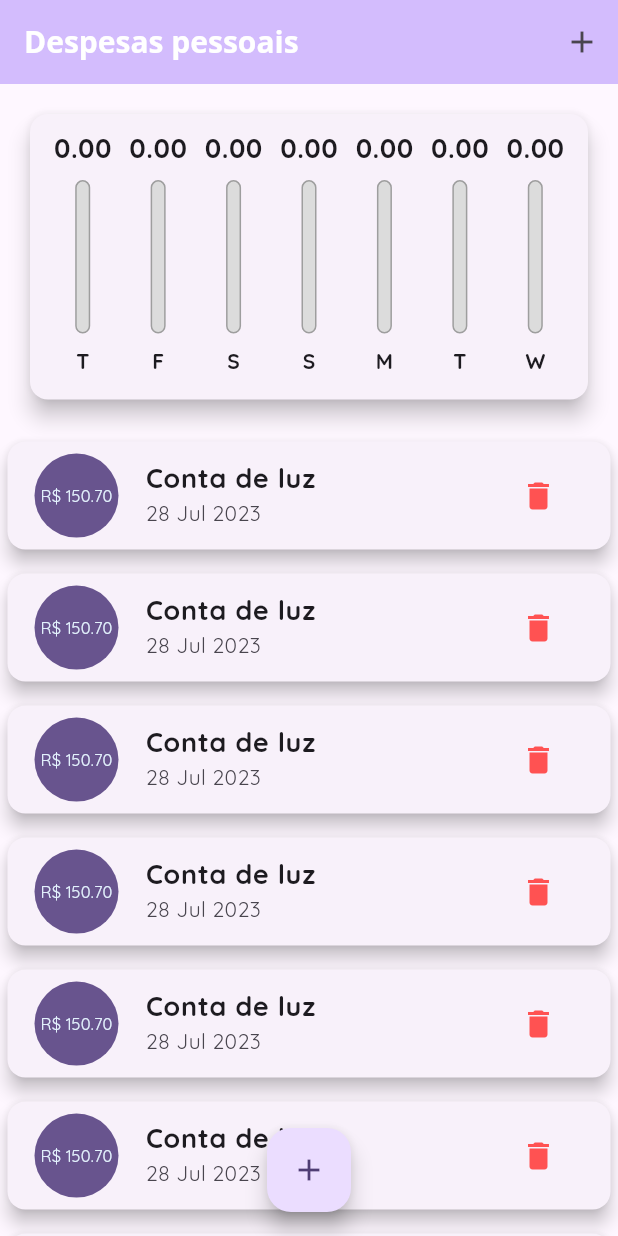
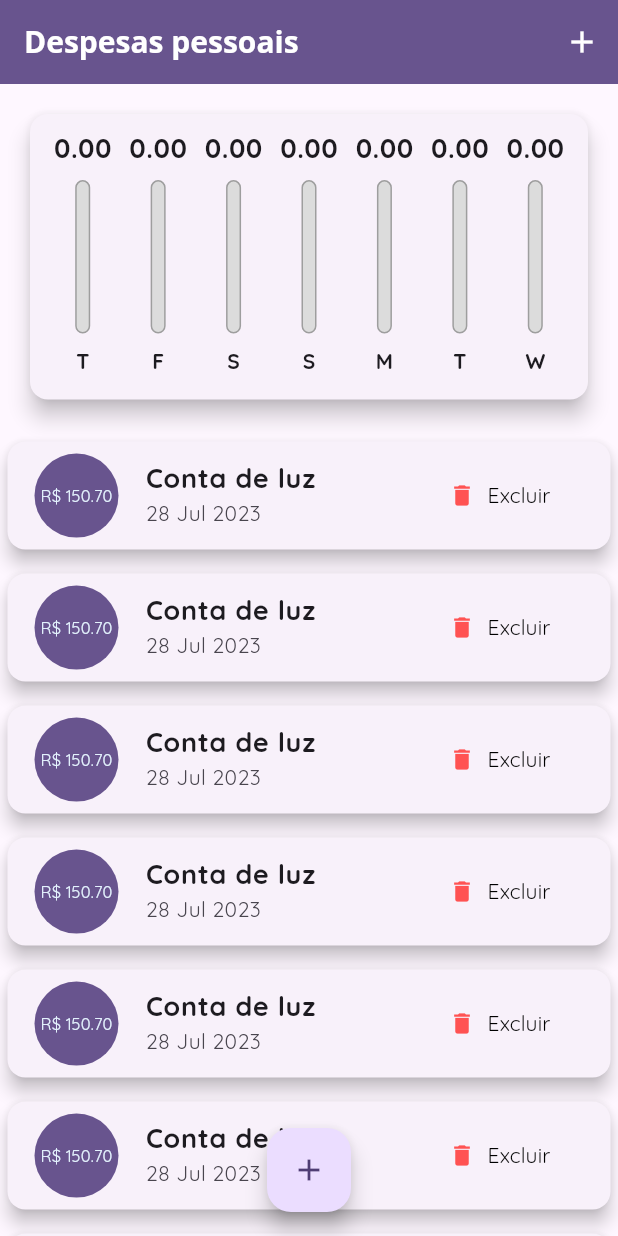
Before and after one commit to WagaoCarvalhoDev/personal_expenses, a Flutter app: the screen it shows after launch, on a phone screen of 412 x 824 dp. Run offline on Flutter 3.47's test engine with Material 2 defaults, Android fonts, the phone set to English and light mode, and no system bars.

Commit message:
refactor: IOS responsiveness

```diff
--- a/lib/components/transactions_list.dart
+++ b/lib/components/transactions_list.dart
@@ -69,11 +69,25 @@ class TransactionsList extends StatelessWidget {
                   subtitle: Text(
                     DateFormat('d MMM y').format(tr.date),
                   ),
-                  trailing: IconButton(
-                    icon: const Icon(Icons.delete),
-                    color: Colors.redAccent,
-                    onPressed: () => onRemove(tr.id),
-                  ),
+                  trailing: MediaQuery.of(context).size.width > 400
+                      ? TextButton.icon(
+                          onPressed: () => onRemove(tr.id),
+                          icon: const Icon(
+                            Icons.delete,
+                            color: Colors.redAccent,
+                          ),
+                          label: const Text(
+                            'Excluir',
+                            style: TextStyle(
+                              color: Colors.black,
+                            ),
+                          ),
+                        )
+                      : IconButton(
+                          icon: const Icon(Icons.delete),
+                          color: Colors.redAccent,
+                          onPressed: () => onRemove(tr.id),
+                        ),
                 ),
               );
             },
--- a/lib/home_page.dart
+++ b/lib/home_page.dart
@@ -1,5 +1,7 @@
+import 'dart:io';
 import 'dart:math';
 
+import 'package:flutter/cupertino.dart';
 import 'package:flutter/material.dart';
 import 'package:personal_expenses/components/chart.dart';
 import 'package:personal_expenses/components/transaction_form.dart';
@@ -64,56 +66,86 @@ class _MyHomePageState extends State<HomePage> {
     );
   }
 
+  Widget _getIconButton(IconData icon, Function() fn) {
+    return Platform.isIOS
+        ? GestureDetector(onTap: fn, child: Icon(icon))
+        : IconButton(icon: Icon(icon, color: Colors.white), onPressed: fn);
+  }
+
   @override
   Widget build(BuildContext context) {
-    bool isLandscape =
-        MediaQuery.of(context).orientation == Orientation.landscape;
+    final mediaQuery = MediaQuery.of(context);
+    bool isLandscape = mediaQuery.orientation == Orientation.landscape;
 
-    final appBar = AppBar(
-      backgroundColor: Theme.of(context).colorScheme.inversePrimary,
-      title: Text(
-        'Despesas pessoais',
-        style: TextStyle(
-          fontSize: 20 * MediaQuery.of(context).textScaleFactor,
-        ),
-      ),
-      actions: [
+    final iconList = Platform.isIOS ? CupertinoIcons.list_bullet : Icons.list;
+    final iconChart =
+        Platform.isIOS ? CupertinoIcons.chart_bar_alt_fill : Icons.bar_chart;
+
+    final actionsBar = [
       if (isLandscape)
-          IconButton(
-            icon: Icon(
-              _showChart ? Icons.list : Icons.bar_chart,
-            ),
-            onPressed: () {
+        _getIconButton(
+          _showChart ? iconList : iconChart,
+          () {
             setState(() {
               _showChart = !_showChart;
             });
           },
         ),
-        IconButton(
-          icon: const Icon(Icons.add),
-          onPressed: () => _openTransactionFormModal(context),
+      _getIconButton(
+        Platform.isIOS ? CupertinoIcons.add : Icons.add,
+        () => _openTransactionFormModal(context),
       ),
-      ],
+    ];
+
+    final PreferredSizeWidget appBar = Platform.isIOS
+        ? CupertinoNavigationBar(
+            middle: Text('Despesas pessoais'),
+            trailing: Row(
+              mainAxisSize: MainAxisSize.min,
+              children: actionsBar,
+            ),
+          ) as PreferredSizeWidget
+        : AppBar(
+            backgroundColor: Theme.of(context).primaryColor,
+            title: Text(
+              'Despesas pessoais',
+              style: TextStyle(fontSize: 20 * mediaQuery.textScaleFactor),
+            ),
+            actions: actionsBar,
           );
 
-    final availableHeight = MediaQuery.of(context).size.height -
+    final availableHeight = mediaQuery.size.height -
         appBar.preferredSize.height -
-        MediaQuery.of(context).padding.top;
+        mediaQuery.padding.top;
 
-    return Scaffold(
-      appBar: appBar,
-      body: SingleChildScrollView(
+    final bodyPage = SafeArea(
+      child: SingleChildScrollView(
         child: Column(
           crossAxisAlignment: CrossAxisAlignment.stretch,
           children: <Widget>[
+            /*if (isLandscape)
+              Row(
+                mainAxisAlignment: MainAxisAlignment.center,
+                children: [
+                  Text('Exibir gráfico'),
+                  Switch.adaptive(
+                    value: _showChart,
+                    onChanged: (value) {
+                      setState(() {
+                        _showChart = value;
+                      });
+                    },
+                  )
+                ],
+              ),*/
             if (_showChart || !isLandscape)
               SizedBox(
-                height: availableHeight * (isLandscape ? 0.7 : 0.3),
+                height: availableHeight * (isLandscape ? 0.8 : 0.3),
                 child: Chart(recentTransaction: _recentTransaction),
               ),
             if (!_showChart || !isLandscape)
               SizedBox(
-                height: availableHeight * 0.7,
+                height: availableHeight * (isLandscape ? 1 : 0.7),
                 child: TransactionsList(
                   transactions: TransactionsData.transactions,
                   onRemove: _removeTransaction,
@@ -122,11 +154,24 @@ class _MyHomePageState extends State<HomePage> {
           ],
         ),
       ),
-      floatingActionButton: FloatingActionButton(
+    );
+
+    return Platform.isIOS
+        ? CupertinoPageScaffold(
+            navigationBar: appBar as ObstructingPreferredSizeWidget,
+            child: bodyPage,
+          )
+        : Scaffold(
+            appBar: appBar,
+            body: bodyPage,
+            floatingActionButtonLocation:
+                FloatingActionButtonLocation.centerFloat,
+            floatingActionButton: Platform.isIOS
+                ? Container()
+                : FloatingActionButton(
                     child: const Icon(Icons.add),
                     onPressed: () => _openTransactionFormModal(context),
                   ),
-      floatingActionButtonLocation: FloatingActionButtonLocation.centerFloat,
           );
   }
 }
```
Lines whose indentation alone changed are shown as unchanged.
